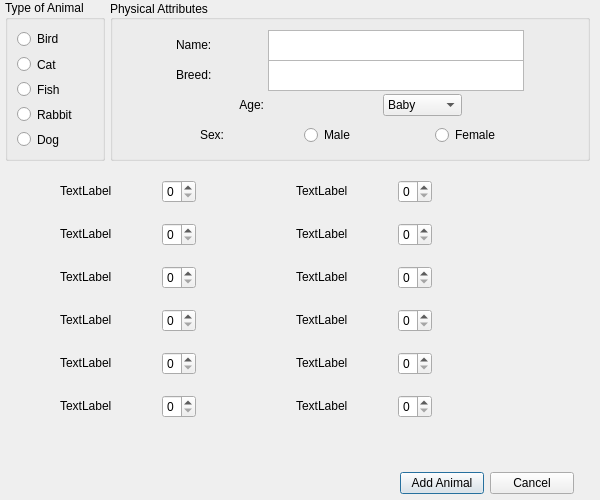
The window that addnewanimal.ui (ColeMacdonald1709/comp3004) describes before a commit, drawn with Qt 5.
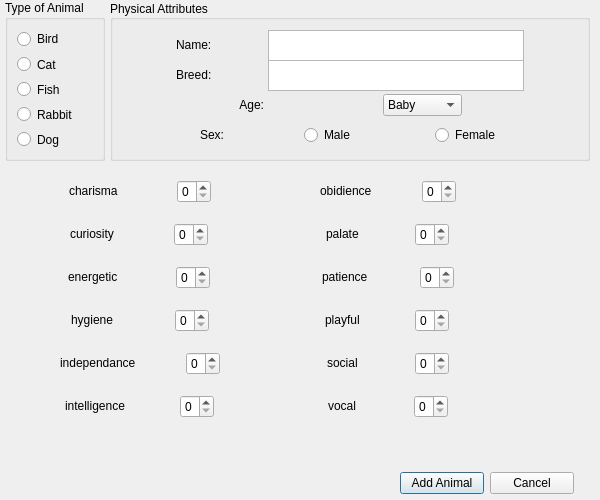
The same window after the commit.

Commit message: update to add animals NPA

What changed in the file:
```diff
--- a/addnewanimal.ui
+++ b/addnewanimal.ui
@@ -362,7 +362,7 @@
          </sizepolicy>
         </property>
         <property name="text">
-         <string>TextLabel</string>
+         <string>intelligence</string>
         </property>
        </widget>
       </item>
@@ -395,7 +395,7 @@
          </sizepolicy>
         </property>
         <property name="text">
-         <string>TextLabel</string>
+         <string>curiosity</string>
         </property>
        </widget>
       </item>
@@ -431,7 +431,7 @@
          </sizepolicy>
         </property>
         <property name="text">
-         <string>TextLabel</string>
+         <string>charisma</string>
         </property>
        </widget>
       </item>
@@ -464,7 +464,7 @@
          </sizepolicy>
         </property>
         <property name="text">
-         <string>TextLabel</string>
+         <string>hygiene</string>
         </property>
        </widget>
       </item>
@@ -497,7 +497,7 @@
          </sizepolicy>
         </property>
         <property name="text">
-         <string>TextLabel</string>
+         <string>palate</string>
         </property>
        </widget>
       </item>
@@ -530,7 +530,7 @@
          </sizepolicy>
         </property>
         <property name="text">
-         <string>TextLabel</string>
+         <string>energetic</string>
         </property>
        </widget>
       </item>
@@ -563,7 +563,7 @@
          </sizepolicy>
         </property>
         <property name="text">
-         <string>TextLabel</string>
+         <string>independance</string>
         </property>
        </widget>
       </item>
@@ -596,7 +596,7 @@
          </sizepolicy>
         </property>
         <property name="text">
-         <string>TextLabel</string>
+         <string>obidience</string>
         </property>
        </widget>
       </item>
@@ -629,7 +629,7 @@
          </sizepolicy>
         </property>
         <property name="text">
-         <string>TextLabel</string>
+         <string>patience</string>
         </property>
        </widget>
       </item>
@@ -662,7 +662,7 @@
          </sizepolicy>
         </property>
         <property name="text">
-         <string>TextLabel</string>
+         <string>playful</string>
         </property>
        </widget>
       </item>
@@ -695,7 +695,7 @@
          </sizepolicy>
         </property>
         <property name="text">
-         <string>TextLabel</string>
+         <string>vocal</string>
         </property>
        </widget>
       </item>
@@ -728,7 +728,7 @@
          </sizepolicy>
         </property>
         <property name="text">
-         <string>TextLabel</string>
+         <string>social</string>
         </property>
        </widget>
       </item>
```
Left out of the diff: 2 changed lines with no effect on the pictures. The commit also changes 1 other file.
